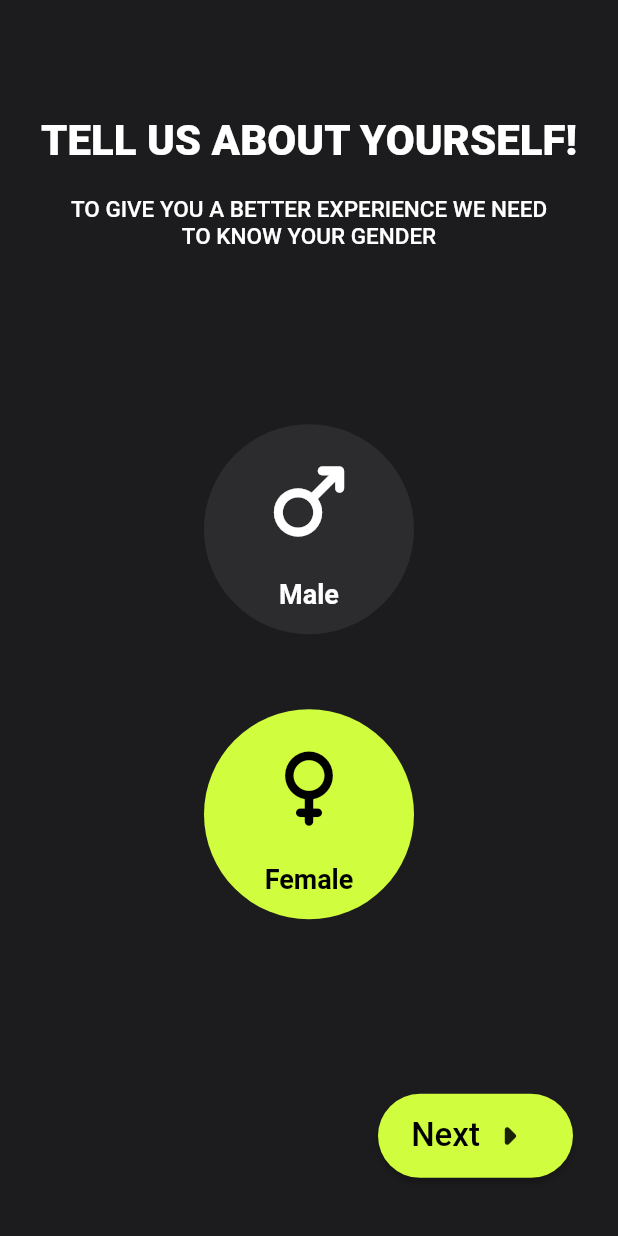
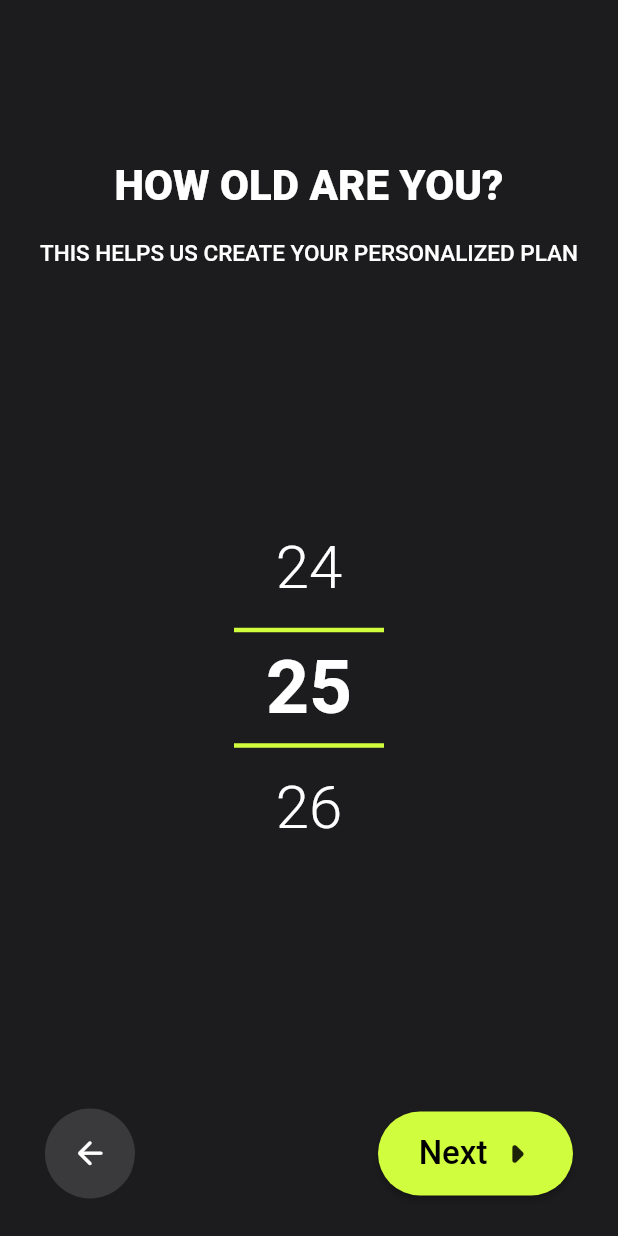
Before and after one commit to A7med3laa2001/gymapp, a Flutter app: the screen it shows after launch, after a tap on "Next", on a phone screen of 412 x 824 dp. Run offline on Flutter 3.47's test engine with Material 2 defaults, Android fonts, the light colour scheme and no system bars; drawn by our look-alikes of numberpicker; our stand-ins replace smooth_page_indicator.

Commit message:
age view done

```diff
--- /dev/null
+++ b/lib/shared/widgets/custom_back_button.dart
@@ -0,0 +1,23 @@
+import 'package:flutter/material.dart';
+
+class CustomBackButton extends StatelessWidget {
+  const CustomBackButton({super.key});
+
+  @override
+  Widget build(BuildContext context) {
+    return GestureDetector(
+      onTap: () {
+        Navigator.pop(context);
+      },
+      child: const CircleAvatar(
+        radius: 30,
+        backgroundColor: Color(0xff3a3a3c),
+        child: Icon(
+          Icons.arrow_back_rounded,
+          color: Colors.white,
+          size: 25,
+        ),
+      ),
+    );
+  }
+}
--- a/lib/shared/widgets/custom_next_button.dart
+++ b/lib/shared/widgets/custom_next_button.dart
@@ -11,10 +11,7 @@ class CustomNextButton extends StatelessWidget {
     return SizedBox(
       width: 130,
       child: MaterialButton(
-        padding: const EdgeInsets.symmetric(
-          vertical: 8,
-          horizontal: 15,
-        ),
+        padding: const EdgeInsets.only(top: 8, bottom: 8, left: 10),
         shape: RoundedRectangleBorder(
           borderRadius: BorderRadius.circular(30),
         ),
--- /dev/null
+++ b/lib/views/age_view/age_view.dart
@@ -0,0 +1,18 @@
+import 'package:flutter/material.dart';
+import 'package:gymapp/constants/colors_gym.dart';
+
+import 'widgets/age_view_body.dart';
+
+class AgeView extends StatelessWidget {
+  const AgeView({super.key});
+
+  @override
+  Widget build(BuildContext context) {
+    return SafeArea(
+      child: Scaffold(
+        backgroundColor: backgroundColor,
+        body: const AgeViewBody(),
+      ),
+    );
+  }
+}
--- /dev/null
+++ b/lib/views/age_view/widgets/age_view_body.dart
@@ -0,0 +1,95 @@
+import 'package:flutter/material.dart';
+import 'package:gymapp/constants/colors_gym.dart';
+import 'package:gymapp/shared/widgets/custom_back_button.dart';
+import 'package:gymapp/shared/widgets/custom_next_button.dart';
+import 'package:numberpicker/numberpicker.dart';
+
+class AgeViewBody extends StatefulWidget {
+  const AgeViewBody({super.key});
+
+  @override
+  State<AgeViewBody> createState() => _AgeViewBodyState();
+}
+
+class _AgeViewBodyState extends State<AgeViewBody> {
+  int _currentValue = 25;
+
+  @override
+  Widget build(BuildContext context) {
+    return Center(
+      child: Padding(
+        padding: const EdgeInsets.only(bottom: 25),
+        child: Column(
+          mainAxisAlignment: MainAxisAlignment.center,
+          children: [
+            const Spacer(
+              flex: 2,
+            ),
+            const Text(
+              'HOW OLD ARE YOU?',
+              style: TextStyle(
+                fontSize: 28,
+                fontWeight: FontWeight.w800,
+                color: Colors.white,
+              ),
+            ),
+            const SizedBox(
+              height: 20,
+            ),
+            const Text(
+              textAlign: TextAlign.center,
+              'THIS HELPS US CREATE YOUR PERSONALIZED PLAN',
+              style: TextStyle(
+                fontSize: 15,
+                fontWeight: FontWeight.w500,
+                color: Colors.white,
+              ),
+            ),
+            const Spacer(
+              flex: 3,
+            ),
+            NumberPicker(
+              selectedTextStyle: const TextStyle(
+                fontSize: 50,
+                color: Colors.white,
+                fontWeight: FontWeight.w600,
+              ),
+              textStyle: const TextStyle(
+                fontSize: 40,
+                color: Colors.white,
+                fontWeight: FontWeight.w300,
+              ),
+              itemHeight: 80,
+              itemCount: 3,
+              decoration: BoxDecoration(
+                  border: Border.symmetric(
+                      horizontal: BorderSide(
+                color: primaryColor,
+                width: 3,
+              ))),
+              value: _currentValue,
+              minValue: 0,
+              maxValue: 100,
+              onChanged: (value) => setState(() => _currentValue = value),
+            ),
+            const Spacer(
+              flex: 3,
+            ),
+            Padding(
+              padding: const EdgeInsets.symmetric(horizontal: 30),
+              child: Row(
+                mainAxisAlignment: MainAxisAlignment.spaceBetween,
+                children: [
+                  const CustomBackButton(),
+                  CustomNextButton(
+                    onPressed: () {},
+                  ),
+                ],
+              ),
+            ),
+          ],
+        ),
+      ),
+    );
+  }
+}
--- a/lib/views/gender_view/widgets/gender_view_body.dart
+++ b/lib/views/gender_view/widgets/gender_view_body.dart
@@ -1,6 +1,7 @@
 import 'package:flutter/material.dart';
 import 'package:gymapp/constants/colors_gym.dart';
 import 'package:gymapp/shared/widgets/custom_next_button.dart';
+import 'package:gymapp/views/age_view/age_view.dart';
 
 class GenderViewBody extends StatefulWidget {
   const GenderViewBody({super.key});
@@ -15,6 +16,8 @@ class _GenderViewBodyState extends State<GenderViewBody> {
   @override
   Widget build(BuildContext context) {
     return Center(
+      child: Padding(
+        padding: const EdgeInsets.only(bottom: 25),
         child: Column(
           mainAxisAlignment: MainAxisAlignment.center,
           children: [
@@ -53,7 +56,7 @@ class _GenderViewBodyState extends State<GenderViewBody> {
                 setState(() {});
               },
               child: CustomGenderSelection(
-              isClicked: isClicked,
+                isClicked: !isClicked,
                 icon: Icons.male_rounded,
                 gender: 'Male',
               ),
@@ -67,7 +70,7 @@ class _GenderViewBodyState extends State<GenderViewBody> {
                 setState(() {});
               },
               child: CustomGenderSelection(
-              isClicked: !isClicked,
+                isClicked: isClicked,
                 icon: Icons.female_rounded,
                 gender: 'Female',
               ),
@@ -81,15 +84,18 @@ class _GenderViewBodyState extends State<GenderViewBody> {
                 Padding(
                   padding: const EdgeInsets.only(right: 30),
                   child: CustomNextButton(
-                  onPressed: () {},
+                    onPressed: () {
+                      Navigator.push(context,
+                          MaterialPageRoute(builder: (context) {
+                        return const AgeView();
+                      }));
+                    },
                   ),
                 ),
               ],
             ),
-          const Spacer(
-            flex: 1,
+          ],
         ),
-        ],
       ),
     );
   }
--- a/pubspec.yaml
+++ b/pubspec.yaml
@@ -39,6 +39,7 @@ dependencies:
   onboarding: ^3.1.0
   smooth_page_indicator: ^1.1.0
   gender_picker: ^1.1.0
+  numberpicker: ^2.1.2
 
 dev_dependencies:
   flutter_test:
```
Also changed, not shown: pubspec.lock. Lines whose indentation alone changed are shown as unchanged.
